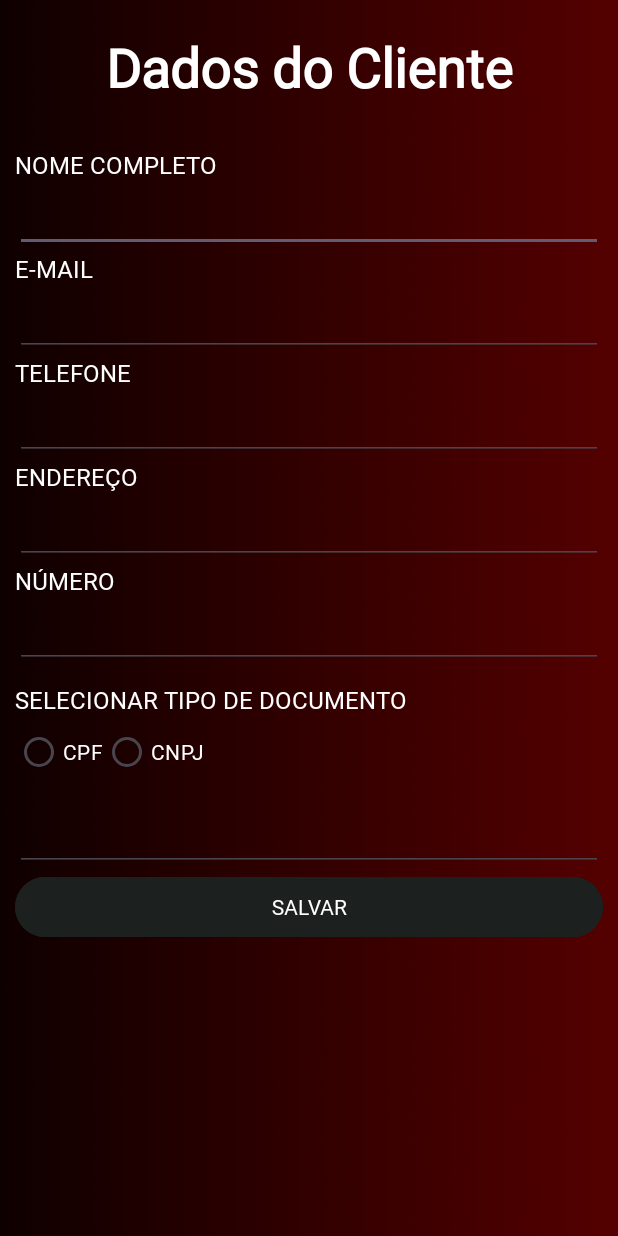
After one commit to DiogoWebber/WineVision, an Android app: the EditUserActivity screen opened directly, with no data from a screen before it, on a phone screen of 412 x 824 dp. The commit adds this screen. Run offline under Robolectric (Android 15) with nearby library versions, the phone set to English and light mode, and no system bars.

Commit message:
clientPorID

```diff
--- a/app/src/main/AndroidManifest.xml
+++ b/app/src/main/AndroidManifest.xml
@@ -28,7 +28,7 @@
         <activity android:name=".RegistroActivity"></activity>
         <activity android:name=".MainActivity"></activity>
         <activity android:name=".ClientesActivity" />
-
+        <activity android:name=".EditUserActivity" />
     </application>
 
 </manifest>
--- a/app/src/main/java/com/example/diogo/ClientesActivity.java
+++ b/app/src/main/java/com/example/diogo/ClientesActivity.java
@@ -30,11 +30,8 @@ public class ClientesActivity extends AppCompatActivity {
         super.onCreate(savedInstanceState);
         setContentView(R.layout.activity_clientes);
         btnRegistrar = findViewById(R.id.btnRegistrar);
-
-
         recyclerView = findViewById(R.id.recyclerViewClientes);
         recyclerView.setLayoutManager(new LinearLayoutManager(this));
-
         clienteDAO = new ClienteDAO(this);
         loadClientes();
 
@@ -46,10 +43,9 @@ public class ClientesActivity extends AppCompatActivity {
             }
         });
     }
-
     private void loadClientes() {
         List<ClientesModel> clientesList = clienteDAO.getAll();
-        adapter = new ClientesAdapter(clientesList);
+        adapter = new ClientesAdapter(clientesList, this);
         recyclerView.setAdapter(adapter);
     }
 }
--- /dev/null
+++ b/app/src/main/java/com/example/diogo/EditUserActivity.java
@@ -0,0 +1,101 @@
+package com.example.diogo;
+
+import android.os.Bundle;
+import android.text.TextUtils;
+import android.util.Log; // Importar a classe Log
+import android.view.View;
+import android.widget.Button;
+import android.widget.EditText;
+import android.widget.Toast;
+import androidx.appcompat.app.AppCompatActivity;
+import com.example.diogo.database.dao.ClienteDAO;
+import com.example.diogo.database.model.ClientesModel;
+
+public class EditUserActivity extends AppCompatActivity {
+
+    private static final String TAG = "EditUserActivity";
+    private EditText nomeTextView;
+    private EditText emailTextView;
+    private EditText telefoneTextView;
+    private EditText enderecoTextView;
+    private EditText numeroTextView;
+    private EditText documentoTextView;
+    private Button btnSalvar;
+    private ClienteDAO clienteDAO;
+    private int clienteId;
+
+    @Override
+    protected void onCreate(Bundle savedInstanceState) {
+        super.onCreate(savedInstanceState);
+        setContentView(R.layout.activity_edit_user);
+
+        clienteDAO = new ClienteDAO(this);
+        clienteId = getIntent().getIntExtra("COLUNA_ID", -1);
+        Log.d(TAG, "ID do cliente recebido: " + clienteId);
+
+        nomeTextView = findViewById(R.id.editNome);
+        emailTextView = findViewById(R.id.editEmail);
+        telefoneTextView = findViewById(R.id.editTelefone);
+        enderecoTextView = findViewById(R.id.editEndereco);
+        numeroTextView = findViewById(R.id.editNumero);
+        documentoTextView = findViewById(R.id.editDocumento);
+        btnSalvar = findViewById(R.id.btnSalvar);
+
+        loadClientData(clienteId);
+
+        btnSalvar.setOnClickListener(new View.OnClickListener() {
+            @Override
+            public void onClick(View v) {
+                saveClientData();
+            }
+        });
+    }
+
+    private void loadClientData(int clienteId) {
+        Log.d(TAG, "Carregando dados do cliente com ID: " + clienteId);
+        ClientesModel cliente = clienteDAO.getById(clienteId);
+        if (cliente != null) {
+            nomeTextView.setText(cliente.getNome());
+            emailTextView.setText(cliente.getEmail());
+            telefoneTextView.setText(cliente.getTelefone());
+            enderecoTextView.setText(cliente.getEndereco());
+            numeroTextView.setText(String.valueOf(cliente.getNumero()));
+            documentoTextView.setText(cliente.getDocumento());
+            Log.d(TAG, "Dados do cliente carregados: " + cliente.toString());
+        } else {
+            Log.e(TAG, "Cliente não encontrado com ID: " + clienteId);
+            Toast.makeText(this, "Cliente não encontrado.", Toast.LENGTH_SHORT).show();
+        }
+    }
+
+    private void saveClientData() {
+        String nome = nomeTextView.getText().toString();
+        String email = emailTextView.getText().toString();
+        String telefone = telefoneTextView.getText().toString();
+        String endereco = enderecoTextView.getText().toString();
+        String numero = numeroTextView.getText().toString();
+        String documento = documentoTextView.getText().toString();
+
+        if (TextUtils.isEmpty(nome) || TextUtils.isEmpty(email) || TextUtils.isEmpty(telefone)) {
+            Toast.makeText(this, "Por favor, preencha todos os campos obrigatórios.", Toast.LENGTH_SHORT).show();
+            return;
+        }
+
+        try {
+            ClientesModel cliente = new ClientesModel(clienteId, nome, email, telefone, endereco, Integer.parseInt(numero), documento);
+            long result = clienteDAO.update(cliente); // Assuming you have an update method in ClienteDAO
+
+            if (result != -1) {
+                Toast.makeText(this, "Cliente atualizado com sucesso!", Toast.LENGTH_SHORT).show();
+                Log.d(TAG, "Cliente atualizado com sucesso: " + cliente.toString()); // Logando sucesso
+                finish(); // Close the activity after saving
+            } else {
+                Log.e(TAG, "Erro ao atualizar cliente."); // Logando erro de atualização
+                Toast.makeText(this, "Erro ao atualizar cliente. Tente novamente.", Toast.LENGTH_SHORT).show();
+            }
+        } catch (NumberFormatException e) {
+            Log.e(TAG, "Erro ao converter o número: " + e.getMessage()); // Logando erro de conversão
+            Toast.makeText(this, "Erro ao converter o número. Verifique o valor.", Toast.LENGTH_SHORT).show();
+        }
+    }
+}
--- /dev/null
+++ b/app/src/main/res/drawable/delete.xml
@@ -0,0 +1,5 @@
+<vector xmlns:android="http://schemas.android.com/apk/res/android" android:height="24dp" android:tint="#FFFFFF" android:viewportHeight="24" android:viewportWidth="24" android:width="24dp">
+
+    <path android:fillColor="@android:color/white" android:pathData="M6,19c0,1.1 0.9,2 2,2h8c1.1,0 2,-0.9 2,-2V7H6v12zM19,4h-3.5l-1,-1h-5l-1,1H5v2h14V4z"/>
+
+</vector>
--- /dev/null
+++ b/app/src/main/res/drawable/edit.xml
@@ -0,0 +1,5 @@
+<vector xmlns:android="http://schemas.android.com/apk/res/android" android:height="24dp" android:tint="#FFFFFF" android:viewportHeight="24" android:viewportWidth="24" android:width="24dp">
+
+    <path android:fillColor="@android:color/white" android:pathData="M3,17.25V21h3.75L17.81,9.94l-3.75,-3.75L3,17.25zM20.71,7.04c0.39,-0.39 0.39,-1.02 0,-1.41l-2.34,-2.34c-0.39,-0.39 -1.02,-0.39 -1.41,0l-1.83,1.83 3.75,3.75 1.83,-1.83z"/>
+
+</vector>
--- /dev/null
+++ b/app/src/main/res/layout/activity_edit_user.xml
@@ -0,0 +1,185 @@
+<RelativeLayout xmlns:android="http://schemas.android.com/apk/res/android"
+    android:layout_height="match_parent"
+    android:layout_width="match_parent"
+    android:background="@drawable/background"
+    android:gravity="center"
+    android:paddingTop="20dp"
+    >
+
+    <ImageView
+        android:layout_height="wrap_content"
+        android:layout_width="match_parent" />
+
+    <ScrollView
+        android:layout_height="match_parent"
+        android:layout_width="match_parent"
+        android:orientation="vertical">
+
+        <LinearLayout
+            android:layout_width="match_parent"
+            android:layout_height="wrap_content"
+            android:orientation="vertical">
+
+            <TextView
+                android:id="@+id/editClientes"
+                android:layout_height="wrap_content"
+                android:layout_width="match_parent"
+                android:text="Dados do Cliente"
+                android:textAlignment="center"
+                android:textColor="@color/white"
+                android:textSize="36sp"
+                android:textStyle="bold"
+                android:fontFamily="@font/garamond"/>
+
+            <LinearLayout
+                android:layout_width="match_parent"
+                android:layout_height="wrap_content"
+                android:orientation="vertical"
+                android:padding="10dp"
+                android:layout_marginTop="20dp">
+
+                <!-- Nome Completo -->
+                <TextView
+                    android:layout_width="match_parent"
+                    android:layout_height="wrap_content"
+                    android:layout_marginBottom="2dp"
+                    android:text="NOME COMPLETO"
+                    android:textColor="@color/white"
+                    android:textSize="16sp"
+                    android:paddingEnd="40dp"
+                    android:fontFamily="@font/garamond"/>
+                <EditText
+                    android:id="@+id/editNome"
+                    android:inputType="text"
+                    android:layout_height="wrap_content"
+                    android:textColorHint="@color/white"
+                    android:layout_width="match_parent"
+                    android:fontFamily="@font/garamond"/>
+
+                <!-- Email -->
+                <TextView
+                    android:layout_width="match_parent"
+                    android:layout_height="wrap_content"
+                    android:layout_marginBottom="2dp"
+                    android:text="E-MAIL"
+                    android:textColor="@color/white"
+                    android:textSize="16sp"
+                    android:paddingEnd="40dp"
+                    android:fontFamily="@font/garamond"/>
+                <EditText
+                    android:id="@+id/editEmail"
+                    android:inputType="textEmailAddress"
+                    android:layout_height="wrap_content"
+                    android:textColorHint="@color/white"
+                    android:layout_width="match_parent"
+                    android:fontFamily="@font/garamond"/>
+
+                <!-- Telefone -->
+                <TextView
+                    android:layout_width="match_parent"
+                    android:layout_height="wrap_content"
+                    android:layout_marginBottom="2dp"
+                    android:text="TELEFONE"
+                    android:textColor="@color/white"
+                    android:textSize="16sp"
+                    android:paddingEnd="40dp"
+                    android:fontFamily="@font/garamond"/>
+                <EditText
+                    android:id="@+id/editTelefone"
+                    android:inputType="text|number"
+                    android:layout_height="wrap_content"
+                    android:textColorHint="@color/white"
+                    android:layout_width="match_parent"
+                    android:fontFamily="@font/garamond"/>
+
+                <!-- Endereço -->
+                <TextView
+                    android:layout_width="match_parent"
+                    android:layout_height="wrap_content"
+                    android:layout_marginBottom="2dp"
+                    android:text="ENDEREÇO"
+                    android:textColor="@color/white"
+                    android:textSize="16sp"
+                    android:paddingEnd="40dp"
+                    android:fontFamily="@font/garamond"/>
+                <EditText
+                    android:id="@+id/editEndereco"
+                    android:inputType="text"
+                    android:layout_height="wrap_content"
+                    android:textColorHint="@color/white"
+                    android:layout_width="match_parent"
+                    android:fontFamily="@font/garamond"/>
+
+                <!-- Número -->
+                <TextView
+                    android:layout_width="match_parent"
+                    android:layout_height="wrap_content"
+                    android:layout_marginBottom="2dp"
+                    android:text="NÚMERO"
+                    android:textColor="@color/white"
+                    android:textSize="16sp"
+                    android:paddingEnd="40dp"
+                    android:fontFamily="@font/garamond"/>
+                <EditText
+                    android:id="@+id/editNumero"
+                    android:inputType="number"
+                    android:layout_height="wrap_content"
+                    android:textColorHint="@color/white"
+                    android:layout_width="match_parent"
+                    android:fontFamily="@font/garamond"/>
+
+                <!-- RadioGroup para selecionar CPF ou CNPJ -->
+                <TextView
+                    android:layout_width="match_parent"
+                    android:layout_height="wrap_content"
+                    android:layout_marginTop="10dp"
+                    android:text="SELECIONAR TIPO DE DOCUMENTO"
+                    android:textColor="@color/white"
+                    android:textSize="16sp"
+                    android:paddingEnd="40dp"
+                    android:fontFamily="@font/garamond"/>
+
+                <RadioGroup
+                    android:id="@+id/radioGroup"
+                    android:layout_width="match_parent"
+                    android:layout_height="wrap_content"
+                    android:orientation="horizontal"
+                    android:layout_marginBottom="10dp">
+
+                    <RadioButton
+                        android:id="@+id/radioCPF"
+                        android:layout_width="wrap_content"
+                        android:layout_height="wrap_content"
+                        android:text="CPF"
+                        android:textColor="@color/white"
+                        android:fontFamily="@font/garamond"/>
+
+                    <RadioButton
+                        android:id="@+id/radioCNPJ"
+                        android:layout_width="wrap_content"
+                        android:layout_height="wrap_content"
+                        android:text="CNPJ"
+                        android:textColor="@color/white"
+                        android:fontFamily="@font/garamond"/>
+                </RadioGroup>
+
+                <EditText
+                    android:id="@+id/editDocumento"
+                    android:layout_height="wrap_content"
+                    android:layout_width="match_parent"
+                    android:inputType="number"
+                    android:textColorHint="@color/white"
+                    android:fontFamily="@font/garamond"/>
+
+                <Button
+                    android:id="@+id/btnSalvar"
+                    android:layout_width="match_parent"
+                    android:layout_height="wrap_content"
+                    android:textColor="@color/white"
+                    android:backgroundTint="@color/cinza"
+                    android:text="SALVAR"
+                    android:fontFamily="@font/garamond"/>
+            </LinearLayout>
+        </LinearLayout>
+    </ScrollView>
+</RelativeLayout>
```
Also changed, not shown: app/src/main/java/com/example/diogo/ClientesAdapter.java (+36 -3 lines), app/src/main/java/com/example/diogo/database/dao/ClienteDAO.java (+73 -0 lines), app/src/main/res/layout/activity_clientes.xml (+9 -16 lines), app/src/main/res/layout/item_cliente.xml (+35 -4 lines).
